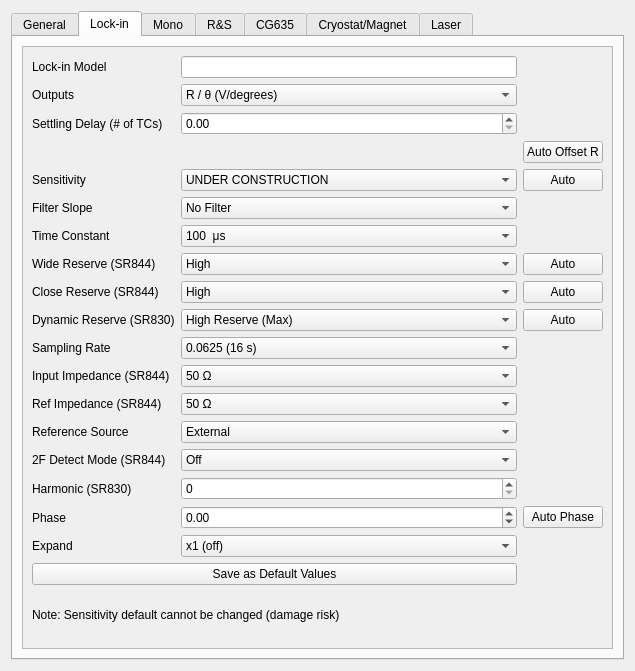
Above: PADMR/padmr/supp/settings/settings_widget_UI.ui from NREL/QIS before the change. Below: the same form after it.
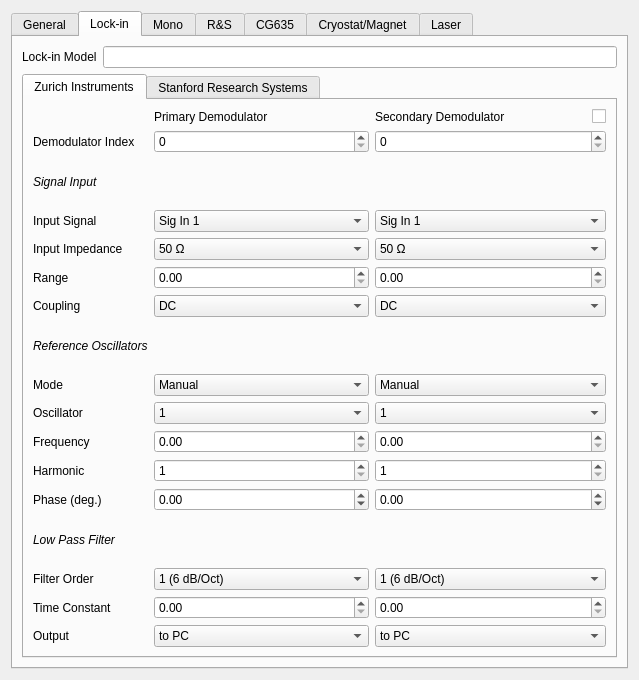
That is the form after the change. The open tabs and pages were chosen to show the change. Icons and pictures are not drawn. Custom widgets are drawn as their Qt base class.

Diff of the .ui file:
```diff
--- a/PADMR/padmr/supp/settings/settings_widget_UI.ui
+++ b/PADMR/padmr/supp/settings/settings_widget_UI.ui
@@ -6,8 +6,8 @@
    <rect>
     <x>0</x>
     <y>0</y>
-    <width>635</width>
-    <height>671</height>
+    <width>639</width>
+    <height>680</height>
    </rect>
   </property>
   <property name="windowTitle">
@@ -511,6 +511,678 @@
       </attribute>
       <layout class="QGridLayout" name="gridLayout_5">
        <item row="0" column="0">
+        <widget class="QLabel" name="label_17">
+         <property name="text">
+          <string>Lock-in Model</string>
+         </property>
+        </widget>
+       </item>
+       <item row="0" column="1">
+        <widget class="QLineEdit" name="lockin_model_lnedt">
+         <property name="readOnly">
+          <bool>true</bool>
+         </property>
+        </widget>
+       </item>
+       <item row="1" column="0" colspan="2">
+        <widget class="QTabWidget" name="lockin_manufacturer_tabwidget">
+         <property name="currentIndex">
+          <number>0</number>
+         </property>
+         <widget class="QWidget" name="zurich_instr_tab">
+          <attribute name="title">
+           <string>Zurich Instruments</string>
+          </attribute>
+          <layout class="QGridLayout" name="gridLayout_11">
+           <item row="7" column="3" colspan="2">
+            <widget class="QComboBox" name="uhfli_input_coupling_cbx_2">
+             <item>
+              <property name="text">
+               <string>DC</string>
+              </property>
+             </item>
+             <item>
+              <property name="text">
+               <string>AC</string>
+              </property>
+             </item>
+            </widget>
+           </item>
+           <item row="12" column="3" colspan="2">
+            <widget class="QSpinBox" name="uhfli_harm_spbx_2">
+             <property name="minimum">
+              <number>1</number>
+             </property>
+             <property name="maximum">
+              <number>1023</number>
+             </property>
+            </widget>
+           </item>
+           <item row="5" column="0">
+            <widget class="QLabel" name="label_41">
+             <property name="text">
+              <string>Input Impedance</string>
+             </property>
+            </widget>
+           </item>
+           <item row="1" column="3" colspan="2">
+            <widget class="QSpinBox" name="uhfli_demodulator_idx_spbx_2"/>
+           </item>
+           <item row="13" column="1" colspan="2">
+            <widget class="QDoubleSpinBox" name="uhfli_phase_spbx">
+             <property name="minimum">
+              <double>-180.000000000000000</double>
+             </property>
+             <property name="maximum">
+              <double>180.000000000000000</double>
+             </property>
+            </widget>
+           </item>
+           <item row="4" column="3" colspan="2">
+            <widget class="QComboBox" name="uhfli_input_cbx_2">
+             <item>
+              <property name="text">
+               <string>Sig In 1</string>
+              </property>
+             </item>
+             <item>
+              <property name="text">
+               <string>Sig In 2</string>
+              </property>
+             </item>
+             <item>
+              <property name="text">
+               <string>Trig In 1</string>
+              </property>
+             </item>
+             <item>
+              <property name="text">
+               <string>Trig In 2</string>
+              </property>
+             </item>
+             <item>
+              <property name="text">
+               <string>Aux Out 1</string>
+              </property>
+             </item>
+             <item>
+              <property name="text">
+               <string>Aux Out 2</string>
+              </property>
+             </item>
+             <item>
+              <property name="text">
+               <string>Aux Out 3</string>
+              </property>
+             </item>
+             <item>
+              <property name="text">
+               <string>Aux Out 4</string>
+              </property>
+             </item>
+             <item>
+              <property name="text">
+               <string>Aux In 1</string>
+              </property>
+             </item>
+             <item>
+              <property name="text">
+               <string>Aux In 2</string>
+              </property>
+             </item>
+             <item>
+              <property name="text">
+               <string>Phi of Demod 4</string>
+              </property>
+             </item>
+             <item>
+              <property name="text">
+               <string>Phi of Demod 8</string>
+              </property>
+             </item>
+            </widget>
+           </item>
+           <item row="6" column="0">
+            <widget class="QLabel" name="label_44">
+             <property name="text">
+              <string>Range</string>
+             </property>
+            </widget>
+           </item>
+           <item row="12" column="0">
+            <widget class="QLabel" name="label_62">
+             <property name="text">
+              <string>Harmonic</string>
+             </property>
+            </widget>
+           </item>
+           <item row="0" column="3">
+            <widget class="QLabel" name="uhfli_demod2_label">
+             <property name="text">
+              <string>Secondary Demodulator</string>
+             </property>
+            </widget>
+           </item>
+           <item row="12" column="1" colspan="2">
+            <widget class="QSpinBox" name="uhfli_harm_spbx">
+             <property name="minimum">
+              <number>1</number>
+             </property>
+             <property name="maximum">
+              <number>1023</number>
+             </property>
+            </widget>
+           </item>
+           <item row="1" column="0">
+            <widget class="QLabel" name="label_30">
+             <property name="text">
+              <string>Demodulator Index</string>
+             </property>
+            </widget>
+           </item>
+           <item row="2" column="0">
+            <widget class="QLabel" name="label_45">
+             <property name="font">
+              <font>
+               <italic>true</italic>
+              </font>
+             </property>
+             <property name="text">
+              <string>Signal Input</string>
+             </property>
+            </widget>
+           </item>
+           <item row="11" column="3" colspan="2">
+            <widget class="QDoubleSpinBox" name="uhfli_freq_spbx_2"/>
+           </item>
+           <item row="7" column="0">
+            <widget class="QLabel" name="label_42">
+             <property name="text">
+              <string>Coupling</string>
+             </property>
+            </widget>
+           </item>
+           <item row="13" column="3" colspan="2">
+            <widget class="QDoubleSpinBox" name="uhfli_phase_spbx_2">
+             <property name="minimum">
+              <double>-180.000000000000000</double>
+             </property>
+             <property name="maximum">
+              <double>180.000000000000000</double>
+             </property>
+            </widget>
+           </item>
+           <item row="6" column="3" colspan="2">
+            <widget class="QDoubleSpinBox" name="uhfli_range_spbx_2"/>
+           </item>
+           <item row="10" column="0">
+            <widget class="QLabel" name="label_60">
+             <property name="text">
+              <string>Oscillator</string>
+             </property>
+            </widget>
+           </item>
+           <item row="9" column="3" colspan="2">
+            <widget class="QComboBox" name="uhfli_ref_mode_cbx_2">
+             <item>
+              <property name="text">
+               <string>Manual</string>
+              </property>
+             </item>
+             <item>
+              <property name="text">
+               <string>Mod</string>
+              </property>
+             </item>
+             <item>
+              <property name="text">
+               <string>PLL</string>
+              </property>
+             </item>
+             <item>
+              <property name="text">
+               <string>External Ref</string>
+              </property>
+             </item>
+             <item>
+              <property name="text">
+               <string>External Ref Low BW</string>
+              </property>
+             </item>
+             <item>
+              <property name="text">
+               <string>External Ref High BW</string>
+              </property>
+             </item>
+            </widget>
+           </item>
+           <item row="15" column="0">
+            <widget class="QLabel" name="label_14">
+             <property name="text">
+              <string>Filter Order</string>
+             </property>
+            </widget>
+           </item>
+           <item row="9" column="1" colspan="2">
+            <widget class="QComboBox" name="uhfli_ref_mode_cbx">
+             <item>
+              <property name="text">
+               <string>Manual</string>
+              </property>
+             </item>
+             <item>
+              <property name="text">
+               <string>Mod</string>
+              </property>
+             </item>
+             <item>
+              <property name="text">
+               <string>PLL</string>
+              </property>
+             </item>
+             <item>
+              <property name="text">
+               <string>External Ref</string>
+              </property>
+             </item>
+             <item>
+              <property name="text">
+               <string>External Ref Low BW</string>
+              </property>
+             </item>
+             <item>
+              <property name="text">
+               <string>External Ref High BW</string>
+              </property>
+             </item>
+            </widget>
+           </item>
+           <item row="16" column="1" colspan="2">
+            <widget class="QDoubleSpinBox" name="uhfli_time_constant_spbx"/>
+           </item>
+           <item row="15" column="3" colspan="2">
+            <widget class="QComboBox" name="uhfli_filter_order_cbx_2">
+             <item>
+              <property name="text">
+               <string>1 (6 dB/Oct)</string>
+              </property>
+             </item>
+             <item>
+              <property name="text">
+               <string>2 (12 dB/Oct)</string>
+              </property>
+             </item>
+             <item>
+              <property name="text">
+               <string>3 (18 dB/Oct)</string>
+              </property>
+             </item>
+             <item>
+              <property name="text">
+               <string>4 (24 dB/Oct)</string>
+              </property>
+             </item>
+             <item>
+              <property name="text">
+               <string>5 (30 dB/Oct)</string>
+              </property>
+             </item>
+             <item>
+              <property name="text">
+               <string>6 (36 dB/Oct)</string>
+              </property>
+             </item>
+             <item>
+              <property name="text">
+               <string>7 (42 dB/Oct)</string>
+              </property>
+             </item>
+             <item>
+              <property name="text">
+               <string>8 (48 dB/Oct)</string>
+              </property>
+             </item>
+            </widget>
+           </item>
+           <item row="16" column="0">
+            <widget class="QLabel" name="label_16">
+             <property name="text">
+              <string>Time Constant</string>
+             </property>
+            </widget>
+           </item>
+           <item row="14" column="0">
+            <widget class="QLabel" name="label_58">
+             <property name="font">
+              <font>
+               <italic>true</italic>
+              </font>
+             </property>
+             <property name="text">
+              <string>Low Pass Filter</string>
+             </property>
+            </widget>
+           </item>
+           <item row="4" column="1" colspan="2">
+            <widget class="QComboBox" name="uhfli_input_cbx">
+             <item>
+              <property name="text">
+               <string>Sig In 1</string>
+              </property>
+             </item>
+             <item>
+              <property name="text">
+               <string>Sig In 2</string>
+              </property>
+             </item>
+             <item>
+              <property name="text">
+               <string>Trig In 1</string>
+              </property>
+             </item>
+             <item>
+              <property name="text">
+               <string>Trig In 2</string>
+              </property>
+             </item>
+             <item>
+              <property name="text">
+               <string>Aux Out 1</string>
+              </property>
+             </item>
+             <item>
+              <property name="text">
+               <string>Aux Out 2</string>
+              </property>
+             </item>
+             <item>
+              <property name="text">
+               <string>Aux Out 3</string>
+              </property>
+             </item>
+             <item>
+              <property name="text">
+               <string>Aux Out 4</string>
+              </property>
+             </item>
+             <item>
+              <property name="text">
+               <string>Aux In 1</string>
+              </property>
+             </item>
+             <item>
+              <property name="text">
+               <string>Aux In 2</string>
+              </property>
+             </item>
+             <item>
+              <property name="text">
+               <string>Phi of Demod 4</string>
+              </property>
+             </item>
+             <item>
+              <property name="text">
+               <string>Phi of Demod 8</string>
+              </property>
+             </item>
+            </widget>
+           </item>
+           <item row="5" column="3" colspan="2">
+            <widget class="QComboBox" name="uhfli_input_impedance_cbx_2">
+             <item>
+              <property name="text">
+               <string>50 Ω</string>
+              </property>
+             </item>
+             <item>
+              <property name="text">
+               <string>1 MΩ</string>
+              </property>
+             </item>
+            </widget>
+           </item>
+           <item row="16" column="3" colspan="2">
+            <widget class="QDoubleSpinBox" name="uhfli_time_constant_spbx_2"/>
+           </item>
+           <item row="11" column="0">
+            <widget class="QLabel" name="label_61">
+             <property name="text">
+              <string>Frequency</string>
+             </property>
+            </widget>
+           </item>
+           <item row="11" column="1" colspan="2">
+            <widget class="QDoubleSpinBox" name="uhfli_freq_spbx"/>
+           </item>
+           <item row="10" column="3" colspan="2">
+            <widget class="QComboBox" name="uhfli_osc_idx_cbx_2">
+             <item>
+              <property name="text">
+               <string>1</string>
+              </property>
+             </item>
+             <item>
+              <property name="text">
+               <string>2</string>
+              </property>
+             </item>
+            </widget>
+           </item>
+           <item row="8" column="0">
+            <widget class="QLabel" name="label_59">
+             <property name="font">
+              <font>
+               <italic>true</italic>
+              </font>
+             </property>
+             <property name="text">
+              <string>Reference Oscillators</string>
+             </property>
+            </widget>
+           </item>
+           <item row="15" column="1" colspan="2">
+            <widget class="QComboBox" name="uhfli_filter_order_cbx">
+             <item>
+              <property name="text">
+               <string>1 (6 dB/Oct)</string>
+              </property>
+             </item>
+             <item>
+              <property name="text">
+               <string>2 (12 dB/Oct)</string>
+              </property>
+             </item>
+             <item>
+              <property name="text">
+               <string>3 (18 dB/Oct)</string>
+              </property>
+             </item>
+             <item>
+              <property name="text">
+               <string>4 (24 dB/Oct)</string>
+              </property>
+             </item>
+             <item>
+              <property name="text">
+               <string>5 (30 dB/Oct)</string>
+              </property>
+             </item>
+             <item>
+              <property name="text">
+               <string>6 (36 dB/Oct)</string>
+              </property>
+             </item>
+             <item>
+              <property name="text">
+               <string>7 (42 dB/Oct)</string>
+              </property>
+             </item>
+             <item>
+              <property name="text">
+               <string>8 (48 dB/Oct)</string>
+              </property>
+             </item>
+            </widget>
+           </item>
+           <item row="9" column="0">
+            <widget class="QLabel" name="label_64">
+             <property name="text">
+              <string>Mode</string>
+             </property>
+            </widget>
+           </item>
+           <item row="6" column="1" colspan="2">
+            <widget class="QDoubleSpinBox" name="uhfli_range_spbx"/>
+           </item>
+           <item row="5" column="1" colspan="2">
+            <widget class="QComboBox" name="uhfli_input_impedance_cbx">
+             <item>
+              <property name="text">
+               <string>50 Ω</string>
+              </property>
+             </item>
+             <item>
+              <property name="text">
+               <string>1 MΩ</string>
+              </property>
+             </item>
+            </widget>
+           </item>
+           <item row="10" column="1" colspan="2">
+            <widget class="QComboBox" name="uhfli_osc_idx_cbx">
+             <item>
+              <property name="text">
+               <string>1</string>
+              </property>
+             </item>
+             <item>
+              <property name="text">
+               <string>2</string>
+              </property>
+             </item>
+            </widget>
+           </item>
+           <item row="0" column="1">
+            <widget class="QLabel" name="label_31">
+             <property name="text">
+              <string>Primary Demodulator</string>
+             </property>
+            </widget>
+           </item>
+           <item row="0" column="4">
+            <widget class="QCheckBox" name="uhfli_demod2_checkbox">
+             <property name="layoutDirection">
+              <enum>Qt::RightToLeft</enum>
+             </property>
+             <property name="text">
+              <string/>
+             </property>
+            </widget>
+           </item>
+           <item row="1" column="1" colspan="2">
+            <widget class="QSpinBox" name="uhfli_demodulator_idx_spbx"/>
+           </item>
+           <item row="7" column="1" colspan="2">
+            <widget class="QComboBox" name="uhfli_input_coupling_cbx">
+             <item>
+              <property name="text">
+               <string>DC</string>
+              </property>
+             </item>
+             <item>
+              <property name="text">
+               <string>AC</string>
+              </property>
+             </item>
+            </widget>
+           </item>
+           <item row="4" column="0">
+            <widget class="QLabel" name="label_40">
+             <property name="text">
+              <string>Input Signal</string>
+             </property>
+            </widget>
+           </item>
+           <item row="13" column="0">
+            <widget class="QLabel" name="label_63">
+             <property name="text">
+              <string>Phase (deg.)</string>
+             </property>
+            </widget>
+           </item>
+           <item row="17" column="0">
+            <widget class="QLabel" name="label_39">
+             <property name="text">
+              <string>Output</string>
+             </property>
+            </widget>
+           </item>
+           <item row="17" column="1" colspan="2">
+            <widget class="QComboBox" name="uhfli_output">
+             <item>
+              <property name="text">
+               <string>to PC</string>
+              </property>
+             </item>
+             <item>
+              <property name="text">
+               <string>Aux Out 1</string>
+              </property>
+             </item>
+             <item>
+              <property name="text">
+               <string>Aux Out 2</string>
+              </property>
+             </item>
+             <item>
+              <property name="text">
+               <string>Aux Out 3</string>
+              </property>
+             </item>
+             <item>
+              <property name="text">
+               <string>Aux Out 4</string>
+              </property>
+             </item>
+            </widget>
+           </item>
+           <item row="17" column="3" colspan="2">
+            <widget class="QComboBox" name="uhfli_output_2">
+             <item>
+              <property name="text">
+               <string>to PC</string>
+              </property>
+             </item>
+             <item>
+              <property name="text">
+               <string>Aux Out 1</string>
+              </property>
+             </item>
+             <item>
+              <property name="text">
+               <string>Aux Out 2</string>
+              </property>
+             </item>
+             <item>
+              <property name="text">
+               <string>Aux Out 3</string>
+              </property>
+             </item>
+             <item>
+              <property name="text">
+               <string>Aux Out 4</string>
+              </property>
+             </item>
+            </widget>
+           </item>
+          </layout>
+         </widget>
+         <widget class="QWidget" name="srs_tab">
+          <attribute name="title">
+           <string>Stanford Research Systems</string>
+          </attribute>
+          <layout class="QGridLayout" name="gridLayout_10">
+           <item row="0" column="0">
         <widget class="QScrollArea" name="scrollArea">
          <property name="widgetResizable">
           <bool>true</bool>
@@ -520,8 +1192,8 @@
            <rect>
             <x>0</x>
             <y>0</y>
-            <width>562</width>
-            <height>637</height>
+                <width>542</width>
+                <height>565</height>
            </rect>
           </property>
           <layout class="QGridLayout" name="gridLayout">
@@ -905,13 +1577,6 @@
              </item>
             </widget>
            </item>
-           <item row="0" column="1">
-            <widget class="QLineEdit" name="lockin_model_lnedt">
-             <property name="readOnly">
-              <bool>true</bool>
-             </property>
-            </widget>
-           </item>
            <item row="10" column="2">
             <widget class="QPushButton" name="auto_wreserve_btn">
              <property name="text">
@@ -1080,13 +1745,6 @@
              </item>
             </widget>
            </item>
-           <item row="0" column="0">
-            <widget class="QLabel" name="label_17">
-             <property name="text">
-              <string>Lock-in Model</string>
-             </property>
-            </widget>
-           </item>
            <item row="4" column="0">
             <widget class="QLabel" name="label_49">
              <property name="text">
@@ -1107,6 +1765,10 @@
        </item>
       </layout>
      </widget>
+        </widget>
+       </item>
+      </layout>
+     </widget>
      <widget class="QWidget" name="mono_tab">
       <attribute name="title">
        <string>Mono</string>
```
Left out of the diff: 677 changed lines with no effect on the pictures. Lines whose indentation alone changed are shown as unchanged.
